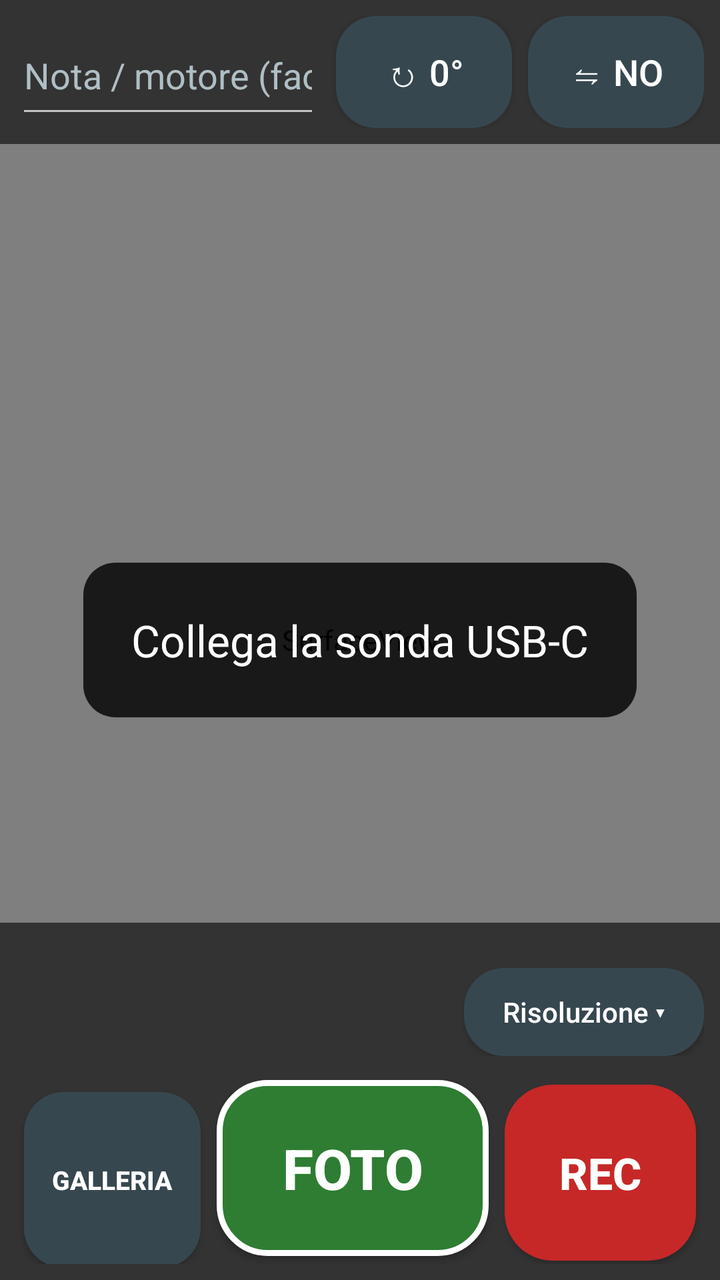
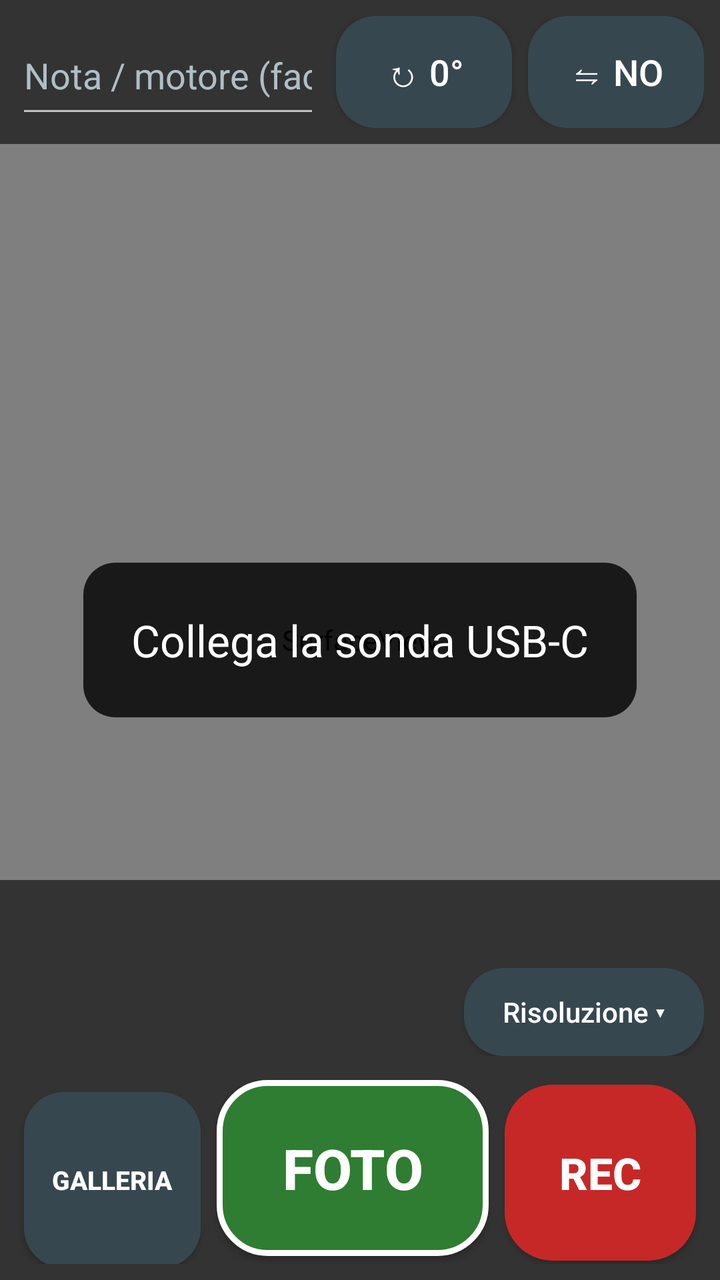

Two renders of the same Android screen: before a commit and after it. Below are the layout's source before the change and the commit's diff.
<!-- AndroidManifest.xml: application theme AppTheme -->
<!-- res/layout/activity_main.xml -->
<?xml version="1.0" encoding="utf-8"?>
<FrameLayout xmlns:android="http://schemas.android.com/apk/res/android"
    android:id="@+id/root"
    android:layout_width="match_parent"
    android:layout_height="match_parent"
    android:background="@color/black"
    android:keepScreenOn="true">

    <FrameLayout
        android:id="@+id/previewContainer"
        android:layout_width="match_parent"
        android:layout_height="match_parent"
        android:clipChildren="true">

        <SurfaceView
            android:id="@+id/previewView"
            android:layout_width="match_parent"
            android:layout_height="match_parent"
            android:layout_gravity="center" />
    </FrameLayout>

    <View
        android:id="@+id/flashView"
        android:layout_width="match_parent"
        android:layout_height="match_parent"
        android:background="@color/white"
        android:visibility="gone" />

    <TextView
        android:id="@+id/statusText"
        android:layout_width="wrap_content"
        android:layout_height="wrap_content"
        android:layout_gravity="center"
        android:layout_margin="24dp"
        android:background="@drawable/bg_status"
        android:clickable="true"
        android:focusable="true"
        android:gravity="center"
        android:padding="24dp"
        android:text="@string/status_connect"
        android:textColor="@color/white"
        android:textSize="22sp" />

    <LinearLayout
        android:id="@+id/topBar"
        android:layout_width="match_parent"
        android:layout_height="wrap_content"
        android:layout_gravity="top"
        android:background="@color/panel"
        android:gravity="center_vertical"
        android:orientation="horizontal"
        android:padding="8dp">

        <EditText
            android:id="@+id/noteInput"
            android:layout_width="0dp"
            android:layout_height="56dp"
            android:layout_weight="1"
            android:hint="@string/hint_note"
            android:imeOptions="actionDone"
            android:inputType="text"
            android:maxLines="1"
            android:singleLine="true"
            android:textColor="@color/white"
            android:textColorHint="@color/hint"
            android:textSize="18sp" />

        <Button
            android:id="@+id/btnRotate"
            android:layout_width="wrap_content"
            android:layout_height="56dp"
            android:layout_marginStart="8dp"
            android:background="@drawable/bg_btn_dark"
            android:minWidth="88dp"
            android:text="↻ 0°"
            android:textAllCaps="false"
            android:textColor="@color/white"
            android:textSize="18sp" />

        <Button
            android:id="@+id/btnMirror"
            android:layout_width="wrap_content"
            android:layout_height="56dp"
            android:layout_marginStart="8dp"
            android:background="@drawable/bg_btn_dark"
            android:minWidth="88dp"
            android:text="⇋ NO"
            android:textAllCaps="false"
            android:textColor="@color/white"
            android:textSize="18sp" />
    </LinearLayout>

    <TextView
        android:id="@+id/timerText"
        android:layout_width="wrap_content"
        android:layout_height="wrap_content"
        android:layout_gravity="top|center_horizontal"
        android:layout_marginTop="80dp"
        android:background="@drawable/bg_status"
        android:paddingStart="16dp"
        android:paddingTop="6dp"
        android:paddingEnd="16dp"
        android:paddingBottom="6dp"
        android:text="● 00:00"
        android:textColor="#FFFF5252"
        android:textSize="26sp"
        android:textStyle="bold"
        android:visibility="gone" />

    <LinearLayout
        android:id="@+id/bottomPanel"
        android:layout_width="match_parent"
        android:layout_height="wrap_content"
        android:layout_gravity="bottom"
        android:background="@color/panel"
        android:orientation="vertical">

        <TextView
            android:id="@+id/debugText"
            android:layout_width="match_parent"
            android:layout_height="wrap_content"
            android:maxLines="3"
            android:paddingStart="12dp"
            android:paddingTop="4dp"
            android:paddingEnd="12dp"
            android:textColor="#FFFFEB3B"
            android:textSize="11sp" />

        <LinearLayout
            android:layout_width="match_parent"
            android:layout_height="wrap_content"
            android:gravity="center_vertical"
            android:orientation="horizontal"
            android:paddingStart="12dp"
            android:paddingTop="4dp"
            android:paddingEnd="8dp">

            <TextView
                android:id="@+id/lastKeyText"
                android:layout_width="0dp"
                android:layout_height="wrap_content"
                android:layout_weight="1"
                android:textColor="@color/hint"
                android:textSize="12sp" />

            <Button
                android:id="@+id/btnRes"
                android:layout_width="wrap_content"
                android:layout_height="44dp"
                android:layout_marginStart="8dp"
                android:background="@drawable/bg_btn_dark"
                android:minWidth="120dp"
                android:paddingStart="12dp"
                android:paddingEnd="12dp"
                android:text="@string/res_button"
                android:textAllCaps="false"
                android:textColor="@color/white"
                android:textSize="14sp" />
        </LinearLayout>

        <LinearLayout
            android:id="@+id/brightnessRow"
            android:layout_width="match_parent"
            android:layout_height="wrap_content"
            android:gravity="center_vertical"
            android:orientation="horizontal"
            android:paddingStart="12dp"
            android:paddingEnd="12dp"
            android:visibility="gone">

            <TextView
                android:layout_width="wrap_content"
                android:layout_height="wrap_content"
                android:text="@string/label_brightness"
                android:textColor="@color/white"
                android:textSize="16sp" />

            <SeekBar
                android:id="@+id/brightnessSeek"
                android:layout_width="0dp"
                android:layout_height="48dp"
                android:layout_marginStart="8dp"
                android:layout_weight="1" />
        </LinearLayout>

        <LinearLayout
            android:layout_width="match_parent"
            android:layout_height="wrap_content"
            android:orientation="horizontal"
            android:padding="8dp">

            <Button
                android:id="@+id/btnGallery"
                android:layout_width="0dp"
                android:layout_height="88dp"
                android:layout_margin="4dp"
                android:layout_weight="1.3"
                android:background="@drawable/bg_btn_dark"
                android:maxLines="1"
                android:paddingStart="4dp"
                android:paddingEnd="4dp"
                android:text="@string/btn_gallery"
                android:textColor="@color/white"
                android:textSize="13sp"
                android:textStyle="bold" />

            <Button
                android:id="@+id/btnPhoto"
                android:layout_width="0dp"
                android:layout_height="88dp"
                android:layout_margin="4dp"
                android:layout_weight="2"
                android:background="@drawable/bg_btn_photo"
                android:text="@string/btn_photo"
                android:textColor="@color/white"
                android:textSize="28sp"
                android:textStyle="bold" />

            <Button
                android:id="@+id/btnRec"
                android:layout_width="0dp"
                android:layout_height="88dp"
                android:layout_margin="4dp"
                android:layout_weight="1.4"
                android:background="@drawable/bg_btn_rec"
                android:text="@string/btn_rec"
                android:textColor="@color/white"
                android:textSize="22sp"
                android:textStyle="bold" />
        </LinearLayout>
    </LinearLayout>
</FrameLayout>
<!-- resources referenced by this layout -->
<resources>
  <color name="black">#FF000000</color>
  <color name="hint">#FFB0BEC5</color>
  <color name="panel">#99000000</color>
  <color name="white">#FFFFFFFF</color>
  <!-- drawable bg_btn_dark (drawable) -->
  <?xml version="1.0" encoding="utf-8"?>
  <shape xmlns:android="http://schemas.android.com/apk/res/android" android:shape="rectangle">
      <solid android:color="@color/slate" />
      <corners android:radius="20dp" />
  </shape>
  <!-- drawable bg_btn_photo (drawable) -->
  <?xml version="1.0" encoding="utf-8"?>
  <shape xmlns:android="http://schemas.android.com/apk/res/android" android:shape="rectangle">
      <solid android:color="@color/green" />
      <stroke android:width="3dp" android:color="@color/white" />
      <corners android:radius="24dp" />
  </shape>
  <!-- drawable bg_btn_rec (drawable) -->
  <?xml version="1.0" encoding="utf-8"?>
  <shape xmlns:android="http://schemas.android.com/apk/res/android" android:shape="rectangle">
      <solid android:color="@color/red" />
      <corners android:radius="24dp" />
  </shape>
  <!-- drawable bg_status (drawable) -->
  <?xml version="1.0" encoding="utf-8"?>
  <shape xmlns:android="http://schemas.android.com/apk/res/android" android:shape="rectangle">
      <solid android:color="#CC000000" />
      <corners android:radius="16dp" />
  </shape>
  <string name="btn_gallery">GALLERIA</string>
  <string name="btn_photo">FOTO</string>
  <string name="btn_rec">REC</string>
  <string name="hint_note">Nota / motore (facoltativo)</string>
  <string name="label_brightness">Luminosità</string>
  <string name="res_button">Risoluzione ▾</string>
  <string name="status_connect">Collega la sonda USB-C</string>
  <style name="AppTheme" parent="Theme.AppCompat.NoActionBar">
          <item name="android:windowBackground">@color/black</item>
          <item name="android:statusBarColor">@color/black</item>
          <item name="android:navigationBarColor">@color/black</item>
          <item name="android:textColor">@color/white</item>
      </style>
  <color name="slate">#FF37474F</color>
  <color name="green">#FF2E7D32</color>
  <color name="red">#FFC62828</color>
</resources>

<!-- the commit's change to res/layout/activity_main.xml (unified diff, before → after) -->
@@ -119,7 +119,9 @@
             android:id="@+id/debugText"
             android:layout_width="match_parent"
             android:layout_height="wrap_content"
+            android:gravity="center_vertical"
             android:maxLines="3"
+            android:minHeight="40dp"
             android:paddingStart="12dp"
             android:paddingTop="4dp"
             android:paddingEnd="12dp"
